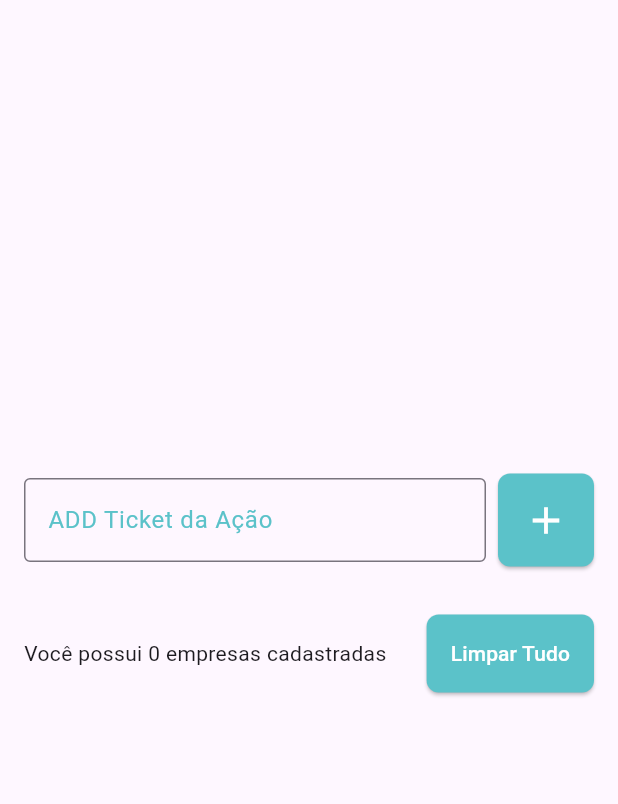
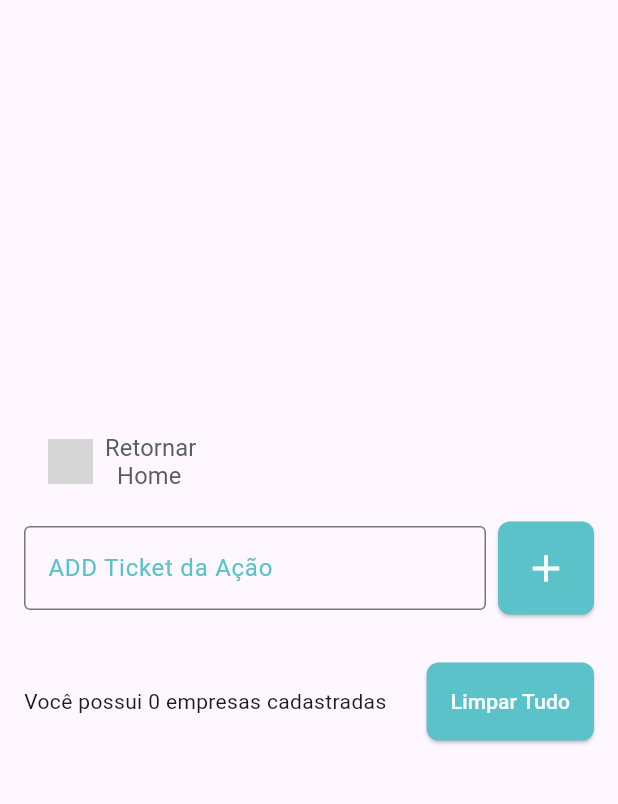
Before and after one commit to ferreiranerdnew/estudos_and__exe_flutter, a Flutter app: the TodoListPage screen opened directly, on a phone screen of 412 x 824 dp, the part 77-881 px from its top. Run offline on Flutter 3.47's test engine with Material 3 defaults, Android fonts, the phone set to English and light mode, and no system bars; our stand-ins replace flutter_slidable, google_fonts, shared_preferences, syncfusion_flutter_charts; accounts and stored records are empty; Roboto replaces fonts that are missing (Irish Grover); grey boxes are pictures that could not be loaded.

Commit message:
Autocommit a cada 15 minutos

```diff
--- a/analise_acoes/lib/pages/analise_acoes_page.dart
+++ b/analise_acoes/lib/pages/analise_acoes_page.dart
@@ -4,10 +4,12 @@ passar informações de item pais para filhos ou vice versa
 do pai para o filho : sempre passar atravez d eum parametro
 do filho para o pai : utilizar um callback
  */
+import 'package:analise_acoes/pages/fmprincipal.dart';
 import 'package:flutter/material.dart';
 import 'package:analise_acoes/models/todo.dart';
 import 'package:analise_acoes/repositories/todo_repository.dart';
 import 'package:analise_acoes/wigets/analise_acoes_item.dart';
+import 'package:analise_acoes/utils.dart';
 
 // import 'dart:typed_data';
 // import 'package:myapp/main.dart';
@@ -45,6 +47,10 @@ class _TodoListPageState extends State<TodoListPage> {
 
   @override
   Widget build(BuildContext context) {
+    const myTextColor = Color(0xff575f61);
+    double baseWidth = 430;
+    double fem = MediaQuery.of(context).size.width / baseWidth;
+    double ffem = fem * 0.97;
     // RF 01 CORRIGIR OS ELEMENTOS QUE PASSA ACIMA DA SINFORMAÇÕES DO CELULAR COLOCAR O Scaffold DENTRO DE UM WIGET SafeArea, vai manter dentro da area segura do dispositivo
     return SafeArea(
       child: Scaffold(
@@ -72,6 +78,42 @@ class _TodoListPageState extends State<TodoListPage> {
             child: Column(
               mainAxisSize: MainAxisSize.min,
               children: [
+                Row(
+                  mainAxisAlignment: MainAxisAlignment
+                      .start, // Alinhamento no início (lado esquerdo)
+                  children: [
+                    ElevatedButton.icon(
+                      onPressed: () {
+                        Scene();
+
+                        // Ação ao pressionar o botão elevado com ícone
+                      },
+                      icon: Image.asset(
+                        'assets/page-1/images/icons8retornar100-1.png', // Caminho do seu ícone nos ativos
+                        width: 30, // Largura do ícone
+                        height: 30, // Altura do ícone
+                      ),
+                      label: Text(
+                        'Retornar\n  Home',
+                        style: SafeGoogleFont(
+                          'Irish Grover',
+                          fontSize: 17 * ffem,
+                          fontWeight: FontWeight.w400,
+                          height: 1.21 * ffem / fem,
+                          color: myTextColor,
+                        ),
+                      ), // Texto ao lado do ícone
+                      style: ElevatedButton.styleFrom(
+                        backgroundColor: Colors
+                            .transparent, // Tornando a cor do botão transparente
+                        elevation: 0, // Removendo sombra
+                        // Outros atributos que você deseja definir
+                      ),
+                    ),
+                  ],
+                ),
+
+                SizedBox(height: 16),
                 Row(
                   children: [
                     Expanded(
@@ -101,7 +143,8 @@ class _TodoListPageState extends State<TodoListPage> {
                         // RF onPressed; shared_preferences; toUpperCase(),trim()
                         //  pegando a informação digitada na labal
                         String text = todoController.text
-                            .toUpperCase().trim(); // Converte para maiúsculas, trim() retira todos os espaços em branco
+                            .toUpperCase()
+                            .trim(); // Converte para maiúsculas, trim() retira todos os espaços em branco
                         //verificar se o labal esta empty caso seja true retornar um erro
                         if (text.isEmpty) {
                           setState(() {
@@ -147,6 +190,7 @@ class _TodoListPageState extends State<TodoListPage> {
                   ],
                 ),
                 SizedBox(height: 16),
+
                 // RF SizedBox; listviwer; scroll; buttom; variaveis; length = len;
                 //  Criando a listviwer
                 //  o SizedBox tambem é um widget e serve para deter minar a largura de outros objetos,muitas veze sutilizamos como um widget vazio
@@ -208,8 +252,6 @@ class _TodoListPageState extends State<TodoListPage> {
         //   child: Icon(Icons.add), // Ícone do botão flutuante (pode ser personalizado)
         //   backgroundColor: Colors.blue, // Cor de fundo do botão flutuante
         // ),
-
-
       ),
     );
   }
--- a/analise_acoes/pubspec.yaml
+++ b/analise_acoes/pubspec.yaml
@@ -77,6 +77,7 @@ flutter:
     - assets/page-1/images/icons8carteira64-1.png
     - assets/page-1/images/bolaprecofuturoprevisao-1.png
     - assets/page-1/images/icons8investcorrelacao-1.png
+    - assets/page-1/images/icons8retornar100-1.png
 
   # To add assets to your application, add an assets section, like this:
   # assets:
```
